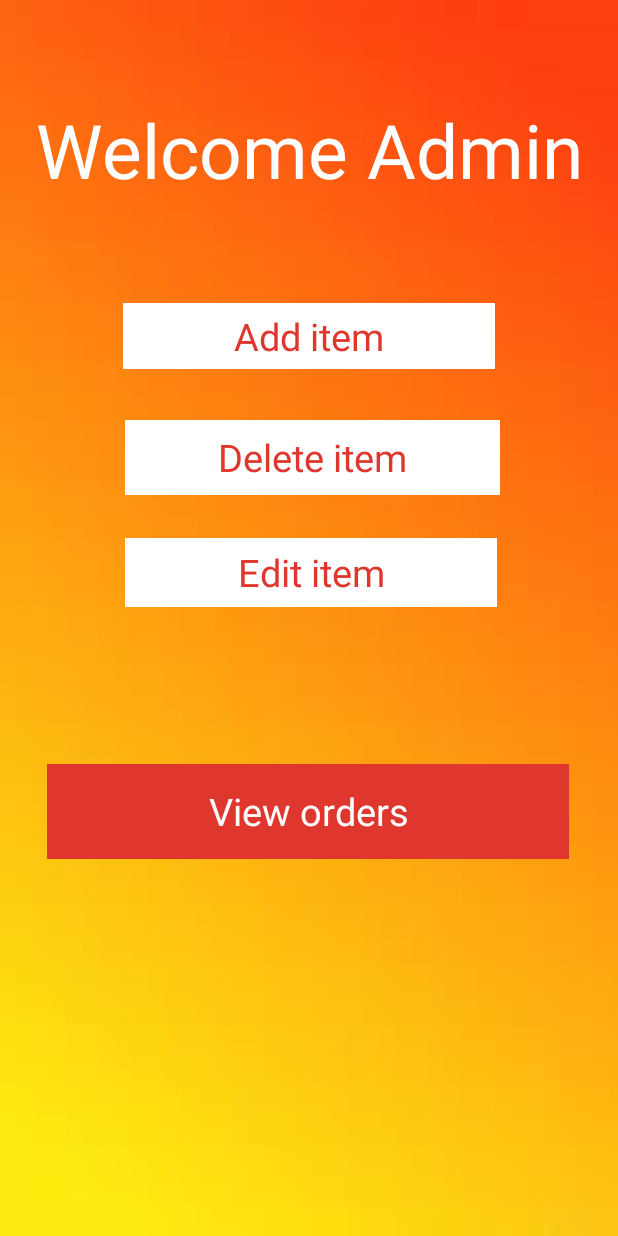
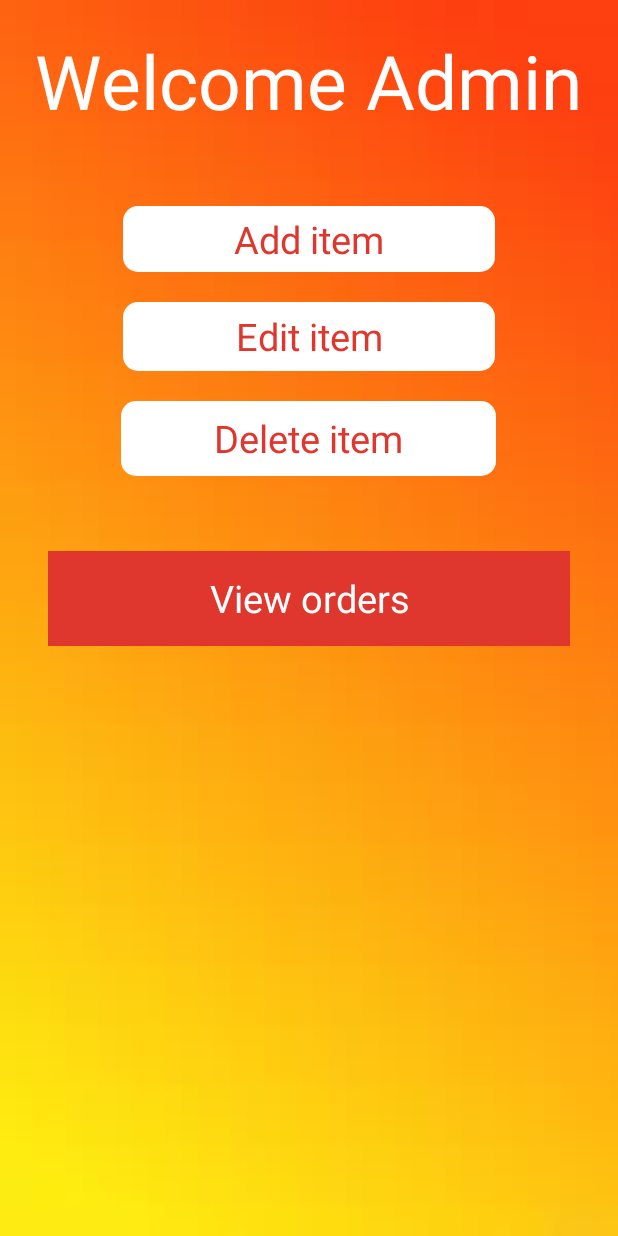
Before and after one commit to anubhab-d/sastagoldari, an Android app: the adminpanel screen opened directly, with no data from a screen before it, on a phone screen of 412 x 824 dp. Run offline under Robolectric (Android 15) with nearby library versions, the phone set to English and light mode, and no system bars; Roboto replaces fonts that are not available here.

```diff
--- a/app/src/main/java/com/example/android/sastaGoldari/adapter/ItemAdapter.java
+++ b/app/src/main/java/com/example/android/sastaGoldari/adapter/ItemAdapter.java
@@ -102,13 +102,8 @@ public class ItemAdapter extends RecyclerView.Adapter<ItemAdapter.ItemViewHolder
                 public void onClick(View view) {
                     itemlist.add(name+" "+price+" "+ qty);
                     Log.d("Name: ", name.getText().toString());
-
-
                 }
             });
         }
-
-
-
     }
 }
--- /dev/null
+++ b/app/src/main/res/drawable/custom_background.xml
@@ -0,0 +1,9 @@
+<?xml version="1.0" encoding="utf-8"?>
+<shape xmlns:android="http://schemas.android.com/apk/res/android"
+    android:shape="rectangle">
+    <solid
+        android:color="#ffffff"/>
+    <corners
+        android:radius="10dp"/>
+
+</shape>
--- a/app/src/main/res/layout/activity_adminpanel.xml
+++ b/app/src/main/res/layout/activity_adminpanel.xml
@@ -1,57 +1,85 @@
 <?xml version="1.0" encoding="utf-8"?>
-<androidx.constraintlayout.widget.ConstraintLayout xmlns:android="http://schemas.android.com/apk/res/android"
-    xmlns:app="http://schemas.android.com/apk/res-auto"
+<LinearLayout xmlns:android="http://schemas.android.com/apk/res/android"
     xmlns:tools="http://schemas.android.com/tools"
     android:layout_width="match_parent"
     android:layout_height="match_parent"
     android:background="@drawable/bgintrod"
+    android:orientation="vertical"
     tools:context=".adminpanel">
 
     <TextView
         android:id="@+id/textView5"
         android:layout_width="wrap_content"
         android:layout_height="wrap_content"
+        android:layout_gravity="center_horizontal"
+        android:layout_marginTop="20dp"
         android:fontFamily="sans-serif"
         android:text="Welcome Admin"
         android:textColor="#FFFFFF"
-        android:textSize="50dp"
-        app:layout_constraintBottom_toBottomOf="parent"
-        app:layout_constraintEnd_toEndOf="parent"
-        app:layout_constraintStart_toStartOf="parent"
-        app:layout_constraintTop_toTopOf="parent"
-        app:layout_constraintVertical_bias="0.087" />
-
+        android:textSize="50dp" />
+    <RelativeLayout
+        android:layout_width="wrap_content"
+        android:layout_height="wrap_content"
+        android:layout_gravity="center_horizontal"
+        android:background="?attr/selectableItemBackground"
+        android:clickable="true"
+        android:focusable="true"
+        android:layout_marginTop="50dp">
     <TextView
         android:id="@+id/textView6"
         android:layout_width="248dp"
         android:layout_height="44dp"
-        android:background="#FFFFFF"
+        android:background="@drawable/custom_background"
         android:gravity="center"
         android:text="Add item"
         android:textColor="#DF362D"
-        android:textSize="25dp"
-        app:layout_constraintBottom_toBottomOf="parent"
-        app:layout_constraintEnd_toEndOf="parent"
-        app:layout_constraintStart_toStartOf="parent"
-        app:layout_constraintTop_toTopOf="parent"
-        app:layout_constraintVertical_bias="0.259" />
+        android:textSize="25dp" />
+    </RelativeLayout>
+    <RelativeLayout
+        android:layout_width="wrap_content"
+        android:layout_height="wrap_content"
+        android:layout_gravity="center_horizontal"
+        android:layout_marginTop="20dp"
+        android:background="?attr/selectableItemBackground"
+        android:clickable="true"
+        android:focusable="true">
 
+        <TextView
+            android:id="@+id/textView8"
+            android:layout_width="248dp"
+            android:layout_height="46dp"
+            android:background="@drawable/custom_background"
+            android:gravity="center"
+            android:text="Edit item"
+            android:textColor="#DF362D"
+            android:textSize="25dp" />
+    </RelativeLayout>
+    <RelativeLayout
+        android:layout_width="wrap_content"
+        android:layout_height="wrap_content"
+        android:layout_gravity="center_horizontal"
+        android:layout_marginTop="20dp"
+        android:background="?attr/selectableItemBackground"
+        android:clickable="true"
+        android:focusable="true">
     <TextView
-        android:id="@+id/textView8"
-        android:layout_width="248dp"
-        android:layout_height="46dp"
-        android:background="#FFFFFF"
+        android:id="@+id/textView7"
+        android:layout_width="250dp"
+        android:layout_height="50dp"
+        android:background="@drawable/custom_background"
         android:gravity="center"
-        android:text="Edit item"
+        android:text="Delete item"
         android:textColor="#DF362D"
-        android:textSize="25dp"
-        app:layout_constraintBottom_toBottomOf="parent"
-        app:layout_constraintEnd_toEndOf="parent"
-        app:layout_constraintHorizontal_bias="0.509"
-        app:layout_constraintStart_toStartOf="parent"
-        app:layout_constraintTop_toTopOf="parent"
-        app:layout_constraintVertical_bias="0.461" />
-
+        android:textSize="25dp" />
+    </RelativeLayout>
+    <RelativeLayout
+        android:layout_width="wrap_content"
+        android:layout_height="wrap_content"
+        android:layout_gravity="center_horizontal"
+        android:layout_marginTop="50dp"
+        android:background="?attr/selectableItemBackground"
+        android:clickable="true"
+        android:focusable="true">
     <TextView
         android:id="@+id/textView9"
         android:layout_width="348dp"
@@ -60,28 +88,6 @@
         android:gravity="center"
         android:text="View orders"
         android:textColor="#FFFFFF"
-        android:textSize="25dp"
-        app:layout_constraintBottom_toBottomOf="parent"
-        app:layout_constraintEnd_toEndOf="parent"
-        app:layout_constraintHorizontal_bias="0.492"
-        app:layout_constraintStart_toStartOf="parent"
-        app:layout_constraintTop_toTopOf="parent"
-        app:layout_constraintVertical_bias="0.67" />
-
-    <TextView
-        android:id="@+id/textView7"
-        android:layout_width="250dp"
-        android:layout_height="50dp"
-        android:background="#FFFFFF"
-        android:gravity="center"
-        android:text="Delete item"
-        android:textColor="#DF362D"
-        android:textSize="25dp"
-        app:layout_constraintBottom_toBottomOf="parent"
-        app:layout_constraintEnd_toEndOf="parent"
-        app:layout_constraintHorizontal_bias="0.515"
-        app:layout_constraintStart_toStartOf="parent"
-        app:layout_constraintTop_toTopOf="parent"
-        app:layout_constraintVertical_bias="0.362" />
-
-</androidx.constraintlayout.widget.ConstraintLayout>
+        android:textSize="25dp" />
+    </RelativeLayout>
+</LinearLayout>
--- a/app/src/main/res/layout/activity_welcome.xml
+++ b/app/src/main/res/layout/activity_welcome.xml
@@ -44,7 +44,7 @@
         android:layout_width="55dp"
         android:layout_height="30dp"
         android:gravity="center"
-        android:text="ADMIN"
+        android:text="ADMIN ONLY"
         android:textColor="#000000"
         android:textSize="8dp"
         app:layout_constraintBottom_toBottomOf="parent"
```
Also changed, not shown: app/build.gradle (+7 -2 lines), app/src/main/java/com/example/android/sastaGoldari/additem.java (+52 -4 lines), app/src/main/java/com/example/android/sastaGoldari/utils/ConstCode.java (added, +10 -0 lines), app/src/main/res/layout/activity_additem.xml (+4 -4 lines).
